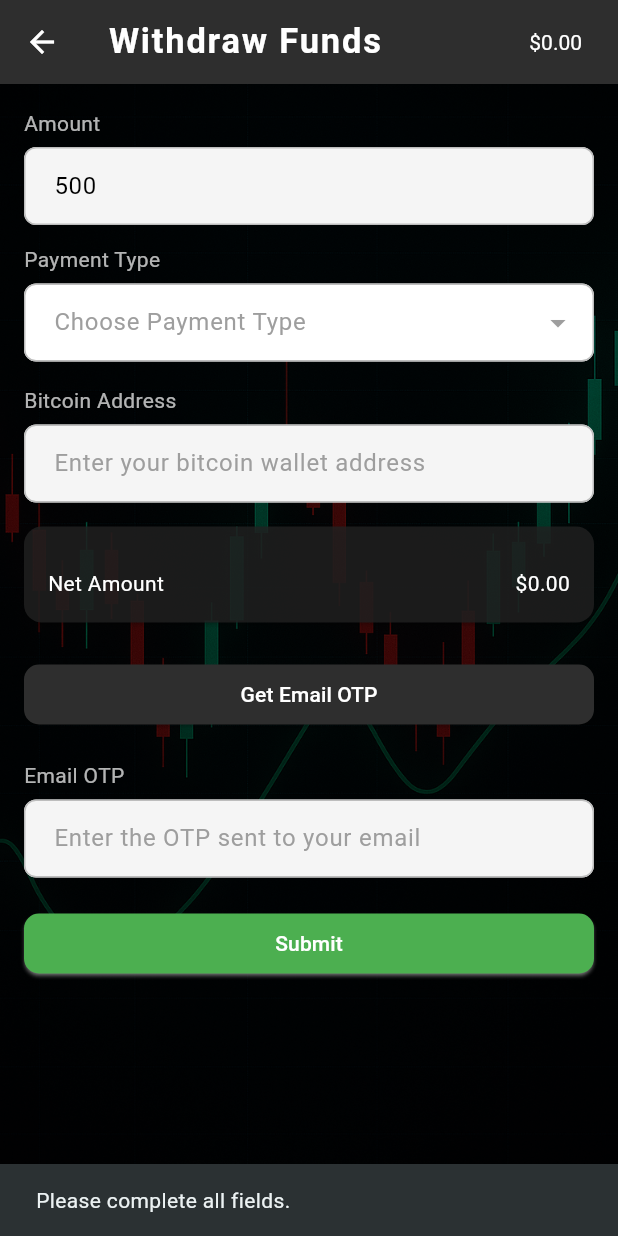
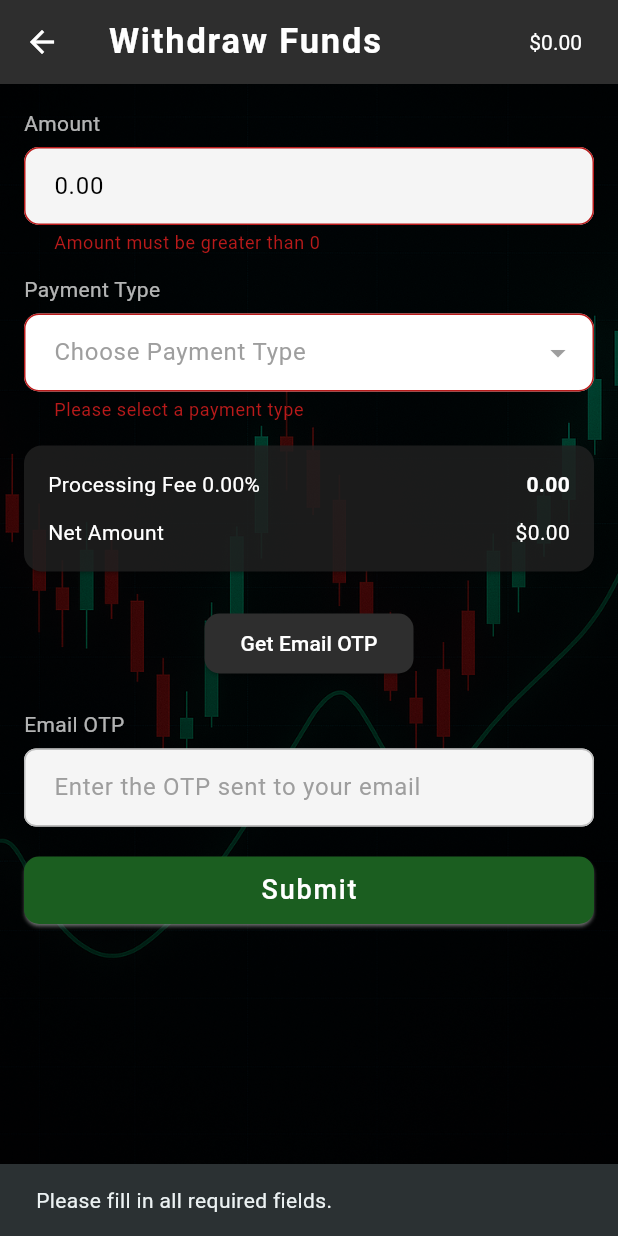
Before and after one commit to businessvivek3600/fx-crm, a Flutter app: the WithdrawFundsScreen screen opened directly, after a tap on "Get Email OTP", after a tap on "Submit", on a phone screen of 412 x 824 dp. Run offline on Flutter 3.47's test engine with Material 3 defaults, Android fonts, the light colour scheme and no system bars; our stand-ins replace awesome_dialog, country_picker, dio, firebase_core, firebase_messaging, fl_chart and 14 more; accounts and stored records are empty; network calls fail.

Commit message:
withdraw request is done

```diff
--- a/lib/constant/api_constants.dart
+++ b/lib/constant/api_constants.dart
@@ -62,4 +62,5 @@ class ApiConst {
   static const String accountStatement = "account_statement";
   static const String payment_information = "payment_detail";
   static const String deposit_fund = "fund_request";
+  static const String withdrawRequest = 'withdraw_request';
 }
--- a/lib/controller/auth_controller.dart
+++ b/lib/controller/auth_controller.dart
@@ -14,6 +14,7 @@ import 'package:nb_utils/nb_utils.dart' hide DialogType;
 import '../constant/api_constants.dart';
 import '../database/dio/dio/dio_client.dart';
 import '../database/notification_service.dart';
+import '../main.dart';
 import '../models/country_model.dart';
 import '../models/customer_model.dart';
 import '../view/component/auth/login_screen.dart';
@@ -21,8 +22,7 @@ import 'app_controller.dart';
 
 class AuthController extends GetxController {
   final GetStorage storage = GetStorage();
-  final DioClient dioClient;
-  AuthController({required this.dioClient});
+
 
   ///Controllers
   final TextEditingController usernameController = TextEditingController();
@@ -367,7 +367,6 @@ class AuthController extends GetxController {
         data: formData,
         token: false,
       );
-
       if (response.statusCode == 200 && response.data['status'] == 1) {
         Get.snackbar(
           'Success',
--- a/lib/controller/profile_controller.dart
+++ b/lib/controller/profile_controller.dart
@@ -9,7 +9,7 @@ import 'package:fx_crm/models/customer_model.dart';
 import 'package:get/get.dart';
 
 class ProfileController extends GetxController {
-  AuthController authController = Get.put(AuthController(dioClient: dioClient));
+  AuthController authController = Get.put(AuthController());
   var isLoading = false.obs;
   var ProfileData = {}.obs;
 
--- a/lib/main.dart
+++ b/lib/main.dart
@@ -38,7 +38,9 @@ void main() async {
   Get.put(AccountController(dioClient: dioClient));
   AppController.to.syncWithSession();
   final AuthController authController = Get.put(
-    AuthController(dioClient: dioClient),
+    AuthController(
+
+    ),
   );
   await authController.getCountryList();
   await Firebase.initializeApp(options: DefaultFirebaseOptions.currentPlatform);
@@ -59,7 +61,7 @@ class _MyAppState extends State<MyApp> {
       debugShowCheckedModeBanner: false,
       theme: ThemeUtils.lightTheme,
       title: 'FXCRM',
-      routerConfig: router, // This uses your GoRouter config
+      routerConfig: router,
     );
   }
 }
--- a/lib/view/component/auth/login_screen.dart
+++ b/lib/view/component/auth/login_screen.dart
@@ -17,7 +17,9 @@ class LoginScreen extends StatefulWidget {
 
 class _LoginScreenState extends State<LoginScreen> {
   final AuthController authController = Get.put(
-    AuthController(dioClient: dioClient),
+    AuthController(
+
+    ),
   );
 
   @override
--- a/lib/view/component/auth/signup_screen.dart
+++ b/lib/view/component/auth/signup_screen.dart
@@ -20,7 +20,7 @@ class SignupScreen extends StatefulWidget {
 
 class _SignupScreenState extends State<SignupScreen> {
   final AuthController authController = Get.put(
-    AuthController(dioClient: dioClient),
+    AuthController(),
   );
 
   String accountType = 'Live';
--- a/lib/view/component/drawer_component/component/funds/component/withdraw__funds_screen.dart
+++ b/lib/view/component/drawer_component/component/funds/component/withdraw__funds_screen.dart
@@ -1,9 +1,11 @@
 import 'package:flutter/material.dart';
+import 'package:fx_crm/controller/auth_controller.dart';
 import 'package:fx_crm/widgets/bg_container.dart';
 import 'package:fx_crm/widgets/custom_text_form.dart';
 import 'package:get/get.dart';
 import 'package:nb_utils/nb_utils.dart';
 
+import '../../../../../../controller/app_controller.dart';
 import '../../../../../../controller/bank_controller.dart';
 import '../../../../../../controller/ledger_wallet_controller.dart';
 import '../../../../../../widgets/drop_down_text_field.dart';
@@ -18,36 +20,16 @@ class WithdrawFundsScreen extends StatefulWidget {
 class _WithdrawFundsScreenState extends State<WithdrawFundsScreen> {
   final WalletLedgerController controller = Get.put(WalletLedgerController());
   final BankController bankController = Get.put(BankController());
+  final AuthController authController = Get.put(AuthController());
   final accountKindController = TextEditingController();
-  final TextEditingController amountController = TextEditingController(
-    text: "500",
-  );
+  final TextEditingController amountController = TextEditingController();
   final TextEditingController _bitcoinAddressController =
       TextEditingController();
   final TextEditingController _otpController = TextEditingController();
   final double _processingFeePercent = 1.0;
 
-  double get _netAmount {
-    double amount = double.tryParse(amountController.text) ?? 0.0;
-    return amount - (amount * _processingFeePercent / 100);
-  }
-
-  void _getEmailOtp() {
-    ScaffoldMessenger.of(context).showSnackBar(
-      const SnackBar(content: Text("OTP sent to registered email.")),
-    );
-  }
-
   final accountKindKey = GlobalKey<FormFieldState<String>>();
-  void _submit() {
-    if (_bitcoinAddressController.text.isEmpty || _otpController.text.isEmpty) {
-      ScaffoldMessenger.of(context).showSnackBar(
-        const SnackBar(content: Text("Please complete all fields.")),
-      );
-    } else {
-      print("Submitting withdrawal...");
-    }
-  }
+  final _formKey = GlobalKey<FormState>();
 
   @override
   void initState() {
@@ -57,7 +39,84 @@ class _WithdrawFundsScreenState extends State<WithdrawFundsScreen> {
       controller.getFundWays();
       bankController.getBankDetails();
     });
+    amountController.text = controller.totalBalance.toString();
   }
+
+  void _getEmailOtp() async {
+    final amount = amountController.text.trim();
+    final paymentType = accountKindController.text.trim();
+
+    if (amount.isEmpty || paymentType.isEmpty) {
+      ScaffoldMessenger.of(context).showSnackBar(
+        const SnackBar(
+          content: Text("Please enter amount and select a payment type."),
+        ),
+      );
+      return;
+    }
+
+    // Optional: Validate numeric amount
+    final parsedAmount = double.tryParse(amount);
+    if (parsedAmount == null || parsedAmount <= 0) {
+      ScaffoldMessenger.of(context).showSnackBar(
+        const SnackBar(content: Text("Please enter a valid amount.")),
+      );
+      return;
+    }
+    final email = AppController.to.customer.value?.customerEmail;
+    print("email: $email");
+    await authController.getOtp(email!);
+
+  }
+
+  void _submit() async {
+    if (_formKey.currentState?.validate() != true) {
+      ScaffoldMessenger.of(context).showSnackBar(
+        const SnackBar(content: Text("Please fill in all required fields.")),
+      );
+      return;
+    }
+
+    final otp = _otpController.text.trim();
+    final amount = amountController.text.trim();
+    final paymentType = accountKindController.text.trim();
+
+    if (otp.isEmpty) {
+      ScaffoldMessenger.of(context).showSnackBar(
+        const SnackBar(content: Text("OTP is required.")),
+      );
+      return;
+    }
+
+    // Call the withdraw request and wait for response
+    bool success = await controller.withdrawRequest(
+      emailOtp: otp,
+      amount: amount,
+      paymentType: paymentType,
+    );
+
+    // If success is true, clear fields and navigate back
+    if (success) {
+      amountController.clear();
+      accountKindController.clear();
+      _otpController.clear();
+      _bitcoinAddressController.clear();
+
+      // Optional: Show a success message
+      ScaffoldMessenger.of(context).showSnackBar(
+        const SnackBar(content: Text("Withdrawal request submitted successfully.")),
+      );
+
+      // Navigate back
+      Navigator.of(context).pop(); // Or Get.back();
+    } else {
+      // Handle error case (optional)
+      ScaffoldMessenger.of(context).showSnackBar(
+        const SnackBar(content: Text("Failed to submit withdrawal request.")),
+      );
+    }
+  }
+
 
   @override
   Widget build(BuildContext context) {
@@ -92,15 +151,35 @@ class _WithdrawFundsScreenState extends State<WithdrawFundsScreen> {
             ],
           ),
         ),
-        body: Padding(
+        body: SingleChildScrollView(
+          child: Padding(
             padding: const EdgeInsets.all(16.0),
-          child: ListView(
+            child: Form(
+              key: _formKey,
+              autovalidateMode: AutovalidateMode.onUserInteraction,
+              child: Column(
                 children: [
                   /// Amount input
                   CustomTextFormField(
                     label: "Amount",
                     hint: "Enter amount",
                     controller: amountController,
+                    validator: (value) {
+                      final entered = double.tryParse(value ?? '') ?? 0;
+                      final max =
+                          double.tryParse(controller.totalBalance.value) ?? 0;
+
+                      if (value == null || value.isEmpty) {
+                        return 'Amount is required';
+                      }
+                      if (entered <= 0) {
+                        return 'Amount must be greater than 0';
+                      }
+                      if (entered > max) {
+                        return 'You cannot enter more than your0 balance (\$$max)';
+                      }
+                      return null;
+                    },
                   ),
                   const SizedBox(height: 13),
 
@@ -140,39 +219,38 @@ class _WithdrawFundsScreenState extends State<WithdrawFundsScreen> {
                             : null,
                   ),
 
+                  // const SizedBox(height: 16),
+                  //
+                  // /// Bitcoin address input
+                  // CustomTextFormField(
+                  //   label: "Bitcoin Address",
+                  //   hint: "Enter your bitcoin wallet address",
+                  //   controller: _bitcoinAddressController,
+                  // ),
                   const SizedBox(height: 16),
-
-              /// Bitcoin address input
-              CustomTextFormField(
-                label: "Bitcoin Address",
-                hint: "Enter your bitcoin wallet address",
-                controller: _bitcoinAddressController,
-              ),
-              const SizedBox(height: 16),
-
-              Card(
-                margin: const EdgeInsets.only(bottom: 12),
-                color: Colors.grey.shade900.withOpacity(0.8),
-                shape: RoundedRectangleBorder(
-                  borderRadius: BorderRadius.circular(12),
-                ),
-                child: Padding(
-                  padding: const EdgeInsets.all(16),
-                  child: Column(
-                    crossAxisAlignment: CrossAxisAlignment.start,
-                    children: [
                   Obx(() {
                     final option = controller.selectedWithdrawOption.value;
 
                     if (option == null) return SizedBox();
+                    print("Selected withdraw option: ${option.name}");
+                    final name = option.name?.toLowerCase() ?? '';
 
                     /// Show USDT/BTC/Bizzcoin address
-                        if (option.name?.toLowerCase() == 'usdt') {
-                          return _buildCryptoAddressTile('USDT Address', bankController.bankDetails.value?.usdtAddress);
-                        } else if (option.name?.toLowerCase() == 'btc') {
-                          return _buildCryptoAddressTile('BTC Address', bankController.bankDetails.value?.btcAddress);
-                        } else if (option.name?.toLowerCase() == 'bizzcoin') {
-                          return _buildCryptoAddressTile('Bizzcoin Address', bankController.bankDetails.value?.bizzcoinAddress);
+                    if (name.contains('usdt')) {
+                      return _buildCryptoAddressTile(
+                        'USDT TRC20',
+                        bankController.bankDetails.value?.usdtAddress,
+                      );
+                    } else if (name.contains('bitcoin')) {
+                      return _buildCryptoAddressTile(
+                        'BTC Address',
+                        bankController.bankDetails.value?.btcAddress,
+                      );
+                    } else if (name.contains('bizzcoin')) {
+                      return _buildCryptoAddressTile(
+                        'Bizzcoin Address',
+                        bankController.bankDetails.value?.bizzcoinAddress,
+                      );
                     }
 
                     /// Show bank details
@@ -190,8 +268,14 @@ class _WithdrawFundsScreenState extends State<WithdrawFundsScreen> {
                             crossAxisAlignment: CrossAxisAlignment.start,
                             children: [
                               _buildBankRow('Bank Name', bank.bank),
-                                  _buildBankRow('Account Number', bank.accountNumber),
-                                  _buildBankRow('Account Holder Name', bank.accountHolderName),
+                              _buildBankRow(
+                                'Account Number',
+                                bank.accountNumber,
+                              ),
+                              _buildBankRow(
+                                'Account Holder Name',
+                                bank.accountHolderName,
+                              ),
                               _buildBankRow('IFSC Code', bank.ifscCode),
                               _buildBankRow('Address', bank.address),
                             ],
@@ -202,51 +286,61 @@ class _WithdrawFundsScreenState extends State<WithdrawFundsScreen> {
 
                     return SizedBox();
                   }),
+                  Card(
+                    margin: const EdgeInsets.only(bottom: 12),
+                    color: Colors.grey.shade900.withOpacity(0.8),
+                    shape: RoundedRectangleBorder(
+                      borderRadius: BorderRadius.circular(12),
+                    ),
+                    child: Padding(
+                      padding: const EdgeInsets.all(16),
+                      child: Obx(() {
+                        final option = controller.selectedWithdrawOption.value;
+                        var totalAmount =
+                            double.tryParse(amountController.text) ?? 0.0;
 
-                      Obx(() {
-                        final option = controller.selectedWithdrawOption.value;
-                        if (option == null) return SizedBox();
-                        var totalAmount = double.tryParse(amountController.text) ?? 0.0;
-                        var adminCharge = (option!.adminCharge ?? 0) /100 * totalAmount;
-                        return Row(
+                        // Use default if option is null
+                        var adminChargePercent = option?.adminCharge ?? 0.0;
+                        var adminCharge =
+                            (adminChargePercent / 100) * totalAmount;
+                        var netAmount = totalAmount - adminCharge;
+
+                        return Column(
+                          crossAxisAlignment: CrossAxisAlignment.start,
+                          children: [
+                            Row(
                               mainAxisAlignment: MainAxisAlignment.spaceBetween,
                               children: [
                                 Text(
-                              "Processing Fee ${option?.adminCharge ?? 0}%",
-                              style: TextStyle(
-                                color: white,
-                              ),
+                                  "Processing Fee ${adminChargePercent.toStringAsFixed(2)}%",
+                                  style: TextStyle(color: white),
                                 ),
                                 Text(
-                              adminCharge.toString() ?? "0.0",
+                                  adminCharge.toStringAsFixed(2),
                                   style: TextStyle(
                                     color: white,
                                     fontWeight: fontWeightBoldGlobal,
                                   ),
                                 ),
                               ],
-                        );
-                      }),
+                            ),
                             const SizedBox(height: 12),
                             Row(
                               mainAxisAlignment: MainAxisAlignment.spaceBetween,
                               children: [
                                 Text(
                                   "Net Amount",
-                            style: TextStyle(
-                              color: white,
-                            ),
+                                  style: TextStyle(color: white),
                                 ),
                                 Text(
-                            "\$${controller.totalBalance.toString()}",
-                            style: TextStyle(
-                              color: white,
-                            ),
+                                  "\$${netAmount.toStringAsFixed(2)}",
+                                  style: TextStyle(color: white),
                                 ),
                               ],
                             ),
                           ],
-                  ),
+                        );
+                      }),
                     ),
                   ),
 
@@ -268,20 +362,30 @@ class _WithdrawFundsScreenState extends State<WithdrawFundsScreen> {
                   const SizedBox(height: 20),
 
                   /// Submit button
-              ElevatedButton(
+                  SizedBox(
+                    height: 45,
+                    width: double.infinity,
+                    child: ElevatedButton(
                       onPressed: _submit,
                       style: ElevatedButton.styleFrom(
-                  backgroundColor: Colors.green,
+                        backgroundColor: Colors.green.shade900,
                         shadowColor: white,
                       ),
-                child: const Text("Submit"),
+                      child: const Text(
+                        "Submit",
+                        style: TextStyle(fontSize: 18, letterSpacing: 1.2),
+                      ),
+                    ),
                   ),
                 ],
               ),
             ),
           ),
+        ),
+      ),
     );
   }
+
   Widget _buildCryptoAddressTile(String label, String? address) {
     if (address == null || address.isEmpty) return SizedBox();
     return Card(
@@ -300,6 +404,7 @@ class _WithdrawFundsScreenState extends State<WithdrawFundsScreen> {
       ),
     );
   }
+
   Widget _buildBankRow(String title, String? value) {
     if (value == null || value.isEmpty) return SizedBox();
     return Padding(
@@ -309,12 +414,17 @@ class _WithdrawFundsScreenState extends State<WithdrawFundsScreen> {
         children: [
           Text(title, style: TextStyle(color: white)),
           Flexible(
-            child: SelectableText(value, textAlign: TextAlign.right, style: TextStyle(color: white)),
+            child: SelectableText(
+              value,
+              textAlign: TextAlign.right,
+              style: TextStyle(color: white),
+            ),
           ),
         ],
       ),
     );
   }
+
   void _showDropdownMenu(
     BuildContext context,
     GlobalKey key,
@@ -326,6 +436,9 @@ class _WithdrawFundsScreenState extends State<WithdrawFundsScreen> {
         key.currentContext!.findRenderObject() as RenderBox;
     final Offset offset = renderBox.localToGlobal(Offset.zero);
     final Size size = renderBox.size;
+    print(
+      "Available options: ${walletController.withDrawFundList.map((e) => e.name)}",
+    );
 
     final selected = await showMenu<String>(
       context: context,
--- a/lib/view/component/drawer_component/component/profile/edit_profile.dart
+++ b/lib/view/component/drawer_component/component/profile/edit_profile.dart
@@ -19,7 +19,7 @@ class EditProfileScreen extends StatefulWidget {
 
 class _EditProfileScreenState extends State<EditProfileScreen> {
   ProfileController editProfileController = Get.put(ProfileController());
-  AuthController authController = Get.put(AuthController(dioClient: dioClient));
+  AuthController authController = Get.put(AuthController());
 
   @override
   void initState() {
--- a/lib/widgets/custom_text_form.dart
+++ b/lib/widgets/custom_text_form.dart
@@ -11,6 +11,7 @@ class CustomTextFormField extends StatelessWidget {
   final TextStyle? textStyle;
   final Color? labelColor;
   final Icon? icon;
+  final FocusNode? focusNode;
   final Color? fillColor;
   final String? Function(String?)? validator;       // 🛑 validator callback
   final void Function(String)? onChanged;
@@ -28,7 +29,7 @@ class CustomTextFormField extends StatelessWidget {
     this.onChanged,
     this.textStyle,
     this.icon,
-    this.labelColor, this.fillColor
+    this.labelColor, this.fillColor, this.focusNode
   });
 
   @override
@@ -46,6 +47,7 @@ class CustomTextFormField extends StatelessWidget {
           onTap:  onTap,
           validator: validator, // 🛑 attach validator
           onChanged: onChanged,
+          focusNode: focusNode,
           decoration: InputDecoration(
             prefixIcon: icon,
             hintText: hint,
```
Also changed, not shown: lib/controller/ledger_wallet_controller.dart (+61 -0 lines). Lines whose indentation alone changed are shown as unchanged.
